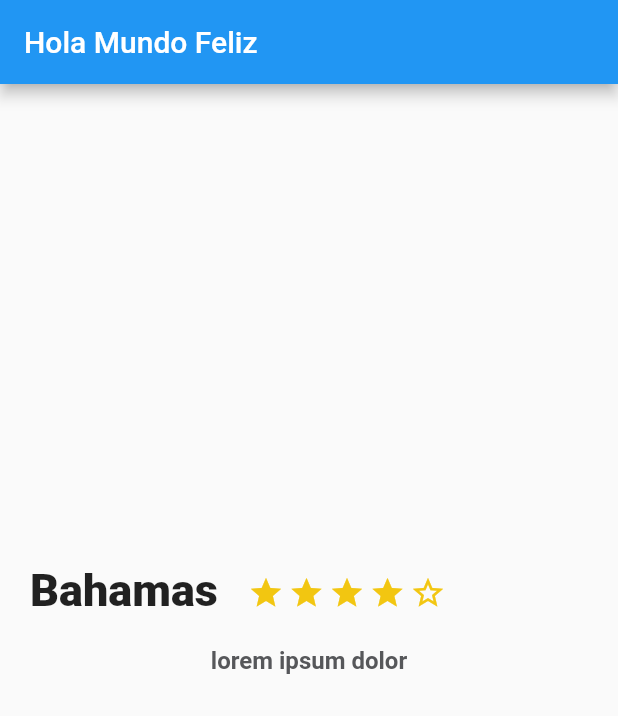
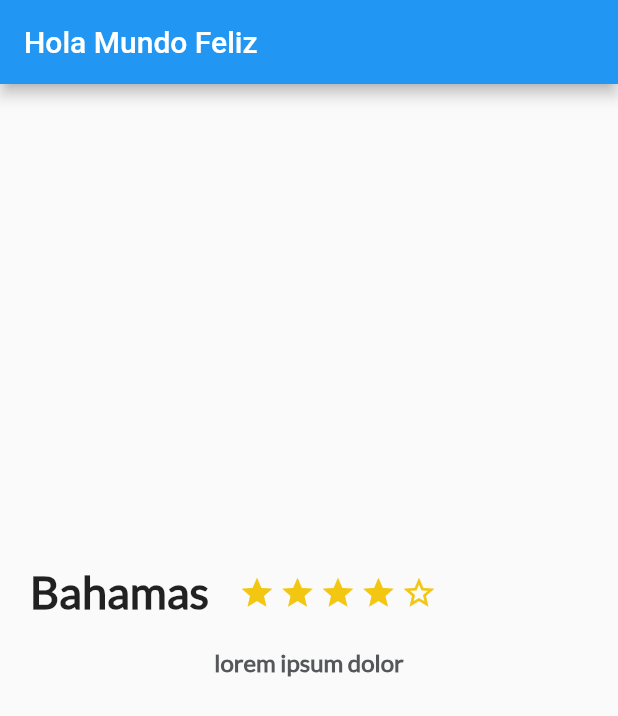
Before and after one commit to cristianiniguez/curso_flutter, a Flutter app: the screen it shows after launch, on a phone screen of 412 x 824 dp. Shown: the top 716 px of the screen. Run offline on Flutter 3.47's test engine with Material 2 defaults, Android fonts, the phone set to English and light mode, and no system bars.

Commit message:
widgets sin estado en flutter: recursos en flutter - tipografias y google fonts

```diff
--- a/lib/description_place.dart
+++ b/lib/description_place.dart
@@ -16,7 +16,11 @@ class DescriptionPlace extends StatelessWidget {
           margin: EdgeInsets.only(top: 320.0, left: 20.0, right: 20.0),
           child: Text(
             namePlace,
-            style: TextStyle(fontSize: 30.0, fontWeight: FontWeight.w900),
+            style: TextStyle(
+              fontFamily: "Lato",
+              fontSize: 30.0,
+              fontWeight: FontWeight.w900,
+            ),
             textAlign: TextAlign.left,
           ),
         ),
@@ -30,6 +34,7 @@ class DescriptionPlace extends StatelessWidget {
         descriptionPlace,
         textAlign: TextAlign.left,
         style: TextStyle(
+          fontFamily: "Lato",
           fontSize: 16.0,
           fontWeight: FontWeight.bold,
           color: Color(0xFF56575a),
```
Also changed, not shown: pubspec.yaml (+4 -11 lines), assets/fonts/Lato/Lato-Regular.ttf (added).
